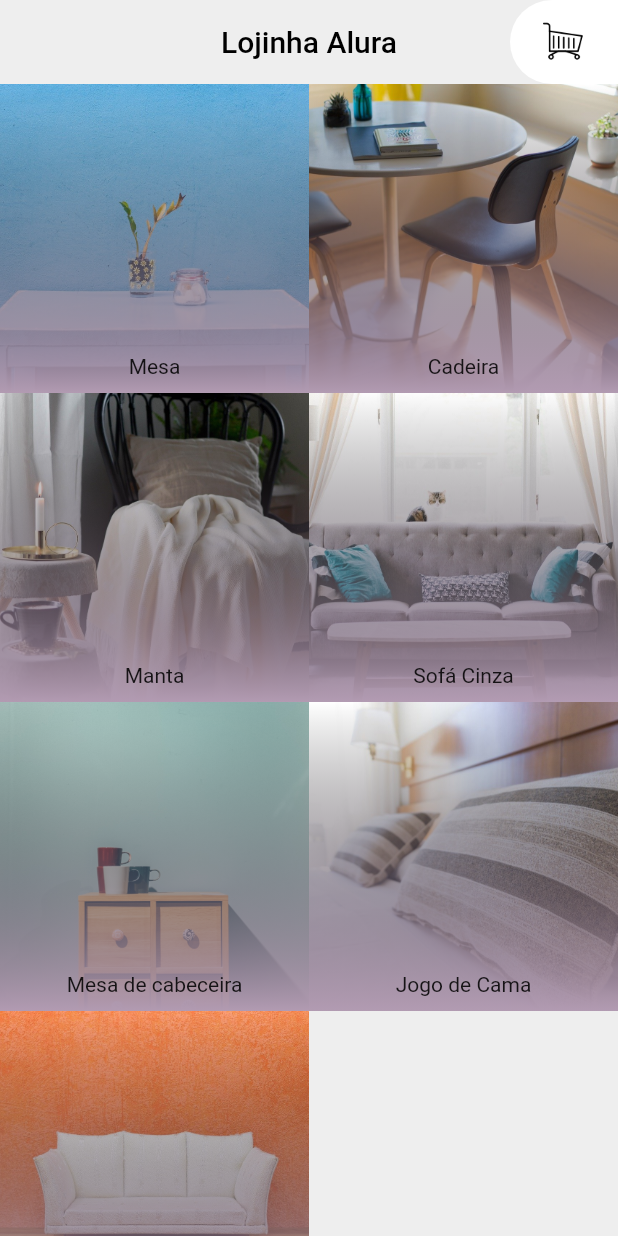
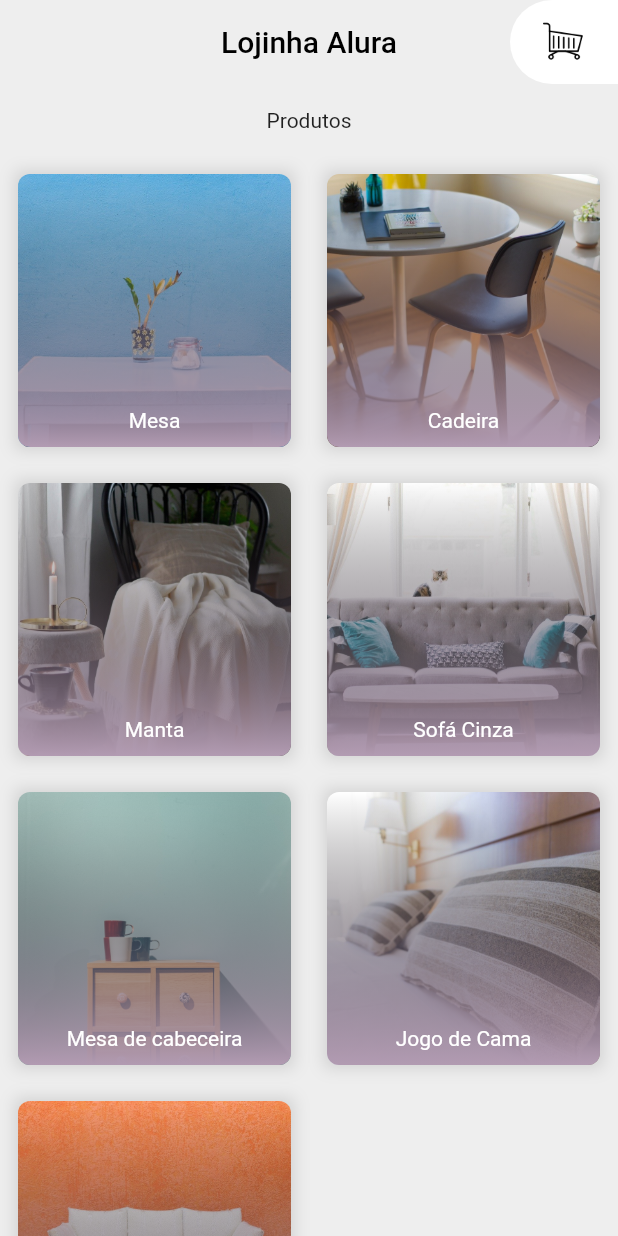
Before and after one commit to anacarolinahernandes/aluramoveis-flutter, a Flutter app: the screen it shows after launch, on a phone screen of 412 x 824 dp. Run offline on Flutter 3.47's test engine with Material 2 defaults, Android fonts, the phone set to English and light mode, and no system bars.

Commit message:
ajustes de layout no grid da home

```diff
--- a/lib/main.dart
+++ b/lib/main.dart
@@ -18,7 +18,7 @@ class MyApp extends StatelessWidget {
       },
       title: 'Flutter Demo',
       debugShowCheckedModeBanner: false,
-      theme: ThemeData(
+      theme: new ThemeData(
         primarySwatch: Colors.red,
         visualDensity: VisualDensity.adaptivePlatformDensity,
       ),
@@ -84,8 +84,18 @@ class Home extends StatelessWidget {
     return Scaffold(
       backgroundColor: Colors.grey[200],
       appBar: CustomAppBar(title: 'Lojinha Alura'),
-      body: GridProducts(
-        furnitures: furnitures,
+      body: Column(
+        children: <Widget>[
+          Padding(
+            padding: const EdgeInsets.all(16),
+            child: Text('Produtos'),
+          ),
+          Flexible(
+            child: GridProducts(
+              furnitures: furnitures,
+            ),
+          ),
+        ],
       ),
     );
   }
--- a/lib/widgets/custom_appbar.dart
+++ b/lib/widgets/custom_appbar.dart
@@ -21,6 +21,7 @@ class CustomAppBar extends StatelessWidget with PreferredSizeWidget {
         style: TextStyle(color: Colors.black),
       ),
       backgroundColor: Colors.transparent,
+      brightness: Brightness.light,
       elevation: 0.0,
       centerTitle: true,
       actions: <Widget>[
--- a/lib/widgets/element_grid_products.dart
+++ b/lib/widgets/element_grid_products.dart
@@ -1,6 +1,6 @@
-import 'package:aluramoveis/widgets/element_product.dart';
 import 'package:flutter/material.dart';
 import 'package:aluramoveis/models/furniture.dart';
+import 'package:aluramoveis/widgets/element_product.dart';
 
 class ElementGridProducts extends StatelessWidget {
   final Furniture furniture;
@@ -9,9 +9,24 @@ class ElementGridProducts extends StatelessWidget {
 
   @override
   Widget build(BuildContext context) {
-    return ElementProduct(
-      image: furniture.image,
-      title: furniture.title,
+    return Container(
+      decoration: BoxDecoration(
+        boxShadow: [
+          BoxShadow(
+            spreadRadius: 2,
+            blurRadius: 8,
+            color: Colors.black12,
+          )
+        ],
+      ),
+      margin: EdgeInsets.all(12),
+      child: ClipRRect(
+        borderRadius: BorderRadius.circular(8),
+        child: ElementProduct(
+          image: furniture.image,
+          title: furniture.title,
+        ),
+      ),
     );
   }
 }
--- a/lib/widgets/element_product.dart
+++ b/lib/widgets/element_product.dart
@@ -66,7 +66,12 @@ class Title extends StatelessWidget {
   Widget build(BuildContext context) {
     return Positioned(
       bottom: 10,
-      child: Text(title),
+      child: Text(
+        title,
+        style: TextStyle(
+          color: Colors.white,
+        ),
+      ),
     );
   }
 }
```
Also changed, not shown: lib/widgets/grid_products.dart (+0 -24 lines).
